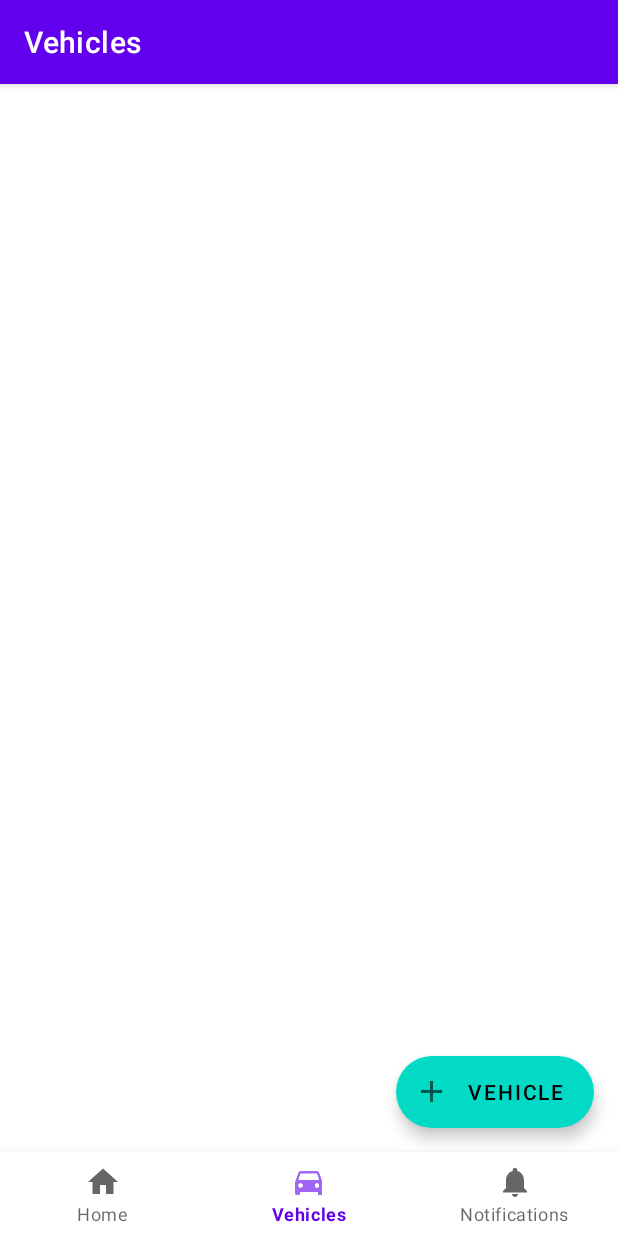
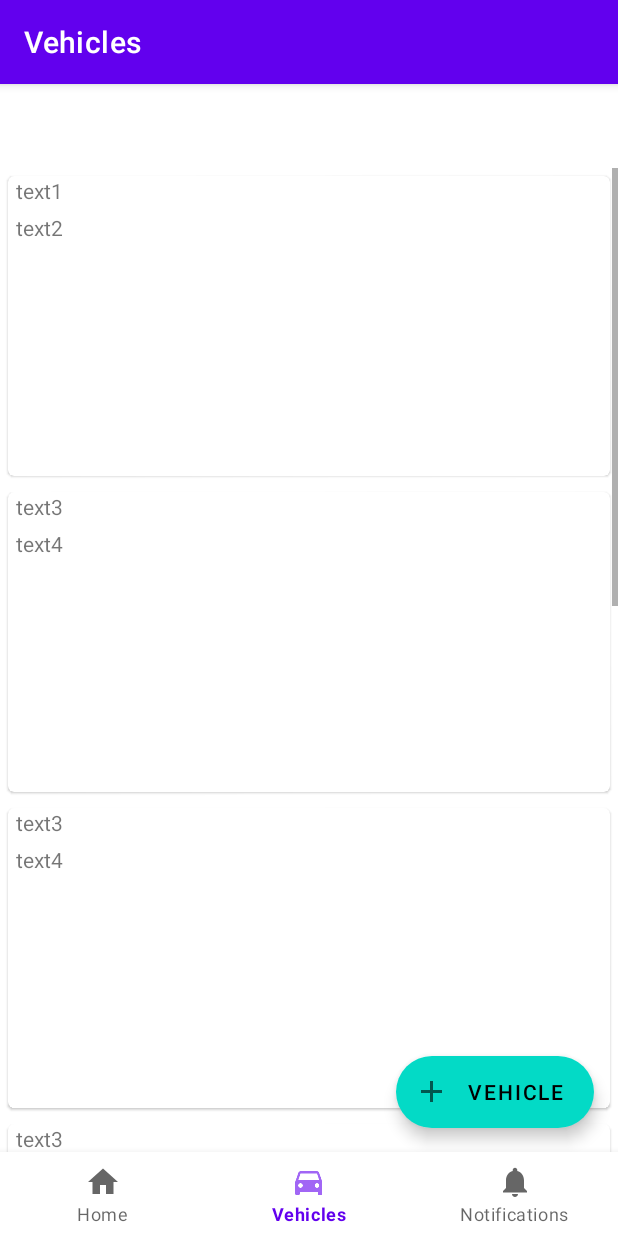
Before and after one commit to vladutstoica/VehicleBulletin, an Android app: the screen it shows after launch (MainActivity), item 2 of the bottom bar chosen, on a phone screen of 412 x 824 dp. Run offline under Robolectric (Android 15) with nearby library versions, the phone set to English and light mode, and no system bars; our stand-ins replace navigation-ui.

Commit message:
working recyclerview card displays right

```diff
--- a/app/src/main/java/com/shto/vehiclebulletin/ui/vehicles/Vehicles.java
+++ b/app/src/main/java/com/shto/vehiclebulletin/ui/vehicles/Vehicles.java
@@ -6,6 +6,11 @@ public class Vehicles {
 
     public static final Vehicles[] vehicles = {
             new Vehicles("text1", "text2"),
+            new Vehicles("text3", "text4"),
+            new Vehicles("text3", "text4"),
+            new Vehicles("text3", "text4"),
+            new Vehicles("text3", "text4"),
+            new Vehicles("text3", "text4"),
             new Vehicles("text3", "text4")
     };
 
--- a/app/src/main/java/com/shto/vehiclebulletin/ui/vehicles/VehiclesAdapter.java
+++ b/app/src/main/java/com/shto/vehiclebulletin/ui/vehicles/VehiclesAdapter.java
@@ -1,8 +1,8 @@
 package com.shto.vehiclebulletin.ui.vehicles;
 
 import android.view.LayoutInflater;
-import android.view.View;
 import android.view.ViewGroup;
+import android.widget.TextView;
 
 import androidx.annotation.NonNull;
 import androidx.cardview.widget.CardView;
@@ -10,18 +10,22 @@ import androidx.recyclerview.widget.RecyclerView;
 
 import com.shto.vehiclebulletin.R;
 
+import org.w3c.dom.Text;
+
 public class VehiclesAdapter extends RecyclerView.Adapter {
+
+    // variable who hold vehicles data
+    private String[] text1;
+    private String[] text2;
 
     // Provide a reference to the views used in the recycler view - what data the adapter should work with
     public static class ViewHolder extends RecyclerView.ViewHolder{
-
         // Our recycler view needs to display CardViews, so we specify that out ViewHolder contains CardViews
         // If you want to display another type of data in the recycler view, you define it here
         private CardView mCardView;
 
         // Define the ViewHolder
         public ViewHolder(@NonNull CardView itemView) {
-
             // Call the constructor
             super(itemView);
 
@@ -29,11 +33,16 @@ public class VehiclesAdapter extends RecyclerView.Adapter {
         }
     }
 
+    // pass the data to the adapter using constructor
+    public VehiclesAdapter(String[] text1, String[] text2) {
+        this.text1 = text1;
+        this.text2 = text2;
+    }
+
     // Used to create the views
     @NonNull
     @Override
     public RecyclerView.ViewHolder onCreateViewHolder(@NonNull ViewGroup parent, int viewType) {
-
         // Create a new view
         // Specify what layout to use for the contents of the ViewHolder
         CardView cardView = (CardView) LayoutInflater.from(parent.getContext()).inflate(R.layout.card_vehicles, parent, false);
@@ -45,6 +54,12 @@ public class VehiclesAdapter extends RecyclerView.Adapter {
     @Override
     public void onBindViewHolder(@NonNull RecyclerView.ViewHolder holder, int position) {
         // Set the values inside the given view
+        CardView zafuk = (CardView) holder.itemView;
+
+        TextView textView = zafuk.findViewById(R.id.info_text);
+        textView.setText(text1[position]);
+        TextView textView1 = zafuk.findViewById(R.id.info_text2);
+        textView1.setText(text2[position]);
 
     }
 
@@ -52,6 +67,7 @@ public class VehiclesAdapter extends RecyclerView.Adapter {
     @Override
     public int getItemCount() {
         // Return the number of items in the data set
-        return 0;
+        // The number of the text1 array equals the number of data items in the recycler view
+        return text1.length;
     }
 }
--- a/app/src/main/java/com/shto/vehiclebulletin/ui/vehicles/VehiclesFragment.java
+++ b/app/src/main/java/com/shto/vehiclebulletin/ui/vehicles/VehiclesFragment.java
@@ -28,22 +28,38 @@ public class VehiclesFragment extends Fragment {
                              ViewGroup container, Bundle savedInstanceState) {
         mVehiclesViewModel = new ViewModelProvider(this).get(VehiclesViewModel.class);
 
-        mRecyclerView = mRecyclerView.findViewById(R.id.vehicles_recycler_view);
+
+        //testing
+        View view = inflater.inflate(R.layout.fragment_vehicles, container, false);
+        mRecyclerView = view.findViewById(R.id.vehicles_recycler_view);
+        // TODO: make below like work
+        //mRecyclerView = inflater.inflate(R.layout.fragment_vehicles, container, false);
 
         // use this setting to improve performance if you know that changes
         // in content do not change the layout size of the RecyclerView
         mRecyclerView.setHasFixedSize(true);
 
+        //only testing
+        String[] text1 = new String[Vehicles.vehicles.length];
+        for (int i = 0; i < text1.length; i++) {
+            text1[i] = Vehicles.vehicles[i].getText1();
+        }
+
+        String[] text2 = new String[Vehicles.vehicles.length];
+        for (int i = 0; i < text2.length; i++) {
+            text2[i] = Vehicles.vehicles[i].getText2();
+        }
+
         // use a linear layout manager
-        mLayoutManager = new LinearLayoutManager(this);
+        mLayoutManager = new LinearLayoutManager(getContext());
         mRecyclerView.setLayoutManager(mLayoutManager);
 
         // specify an adapter
-        mAdapter = new VehiclesAdapter(myDataset);
+        mAdapter = new VehiclesAdapter(text1, text2);
         mRecyclerView.setAdapter(mAdapter);
 
         // Inflate the layout for this fragment
-        return inflater.inflate(R.layout.fragment_vehicles, container, false);
+        return view;
     }
 
 }
--- a/app/src/main/res/layout/card_vehicles.xml
+++ b/app/src/main/res/layout/card_vehicles.xml
@@ -1,31 +1,31 @@
 <?xml version="1.0" encoding="utf-8"?>
-<androidx.constraintlayout.widget.ConstraintLayout
+
+<com.google.android.material.card.MaterialCardView
     xmlns:android="http://schemas.android.com/apk/res/android"
-    xmlns:app="http://schemas.android.com/apk/res-auto"
-    xmlns:tools="http://schemas.android.com/tools"
+    xmlns:card_view="http://schemas.android.com/apk/res-auto"
+    android:id="@+id/card_view"
     android:layout_width="match_parent"
-    android:layout_height="match_parent">
+    android:layout_height="200dp"
+    android:layout_margin="5dp"
+    card_view:cardCornerRadius="4dp">
 
-    <androidx.cardview.widget.CardView
-        android:layout_width="0dp"
-        android:layout_height="0dp"
-        app:layout_constraintBottom_toBottomOf="parent"
-        app:layout_constraintEnd_toEndOf="parent"
-        app:layout_constraintStart_toStartOf="parent"
-        app:layout_constraintTop_toTopOf="parent">
+    <LinearLayout
+        android:layout_width="match_parent"
+        android:layout_height="fill_parent"
+        android:orientation="vertical">
 
         <TextView
             android:id="@+id/info_text"
-            android:layout_width="wrap_content"
+            android:layout_marginLeft="5dp"
+            android:layout_marginBottom="5dp"
             android:layout_height="wrap_content"
-            android:text="test1"/>
+            android:layout_width="match_parent"/>
 
         <TextView
             android:id="@+id/info_text2"
-            android:layout_width="wrap_content"
+            android:layout_marginLeft="5dp"
+            android:layout_marginBottom="5dp"
             android:layout_height="wrap_content"
-            android:text="test2"/>
-
-</androidx.cardview.widget.CardView>
-
-</androidx.constraintlayout.widget.ConstraintLayout>
+            android:layout_width="match_parent"/>
+    </LinearLayout>
+</com.google.android.material.card.MaterialCardView>
```
